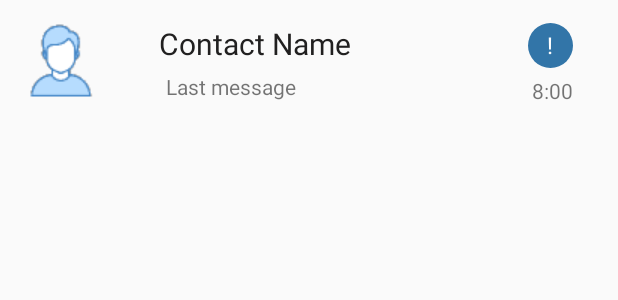
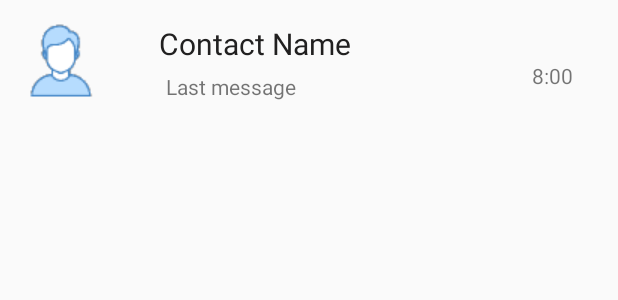
Before and after one commit to ShreyasDobhal/Hola, an Android app: the layout contactname_listitem.xml on its own in the app's theme, with its tools: preview values and no code run, on a phone screen of 412 x 824 dp. Shown: the top 300 px of the screen. Run offline under Robolectric (Android 15) with nearby library versions, the phone set to English and light mode, and no system bars.

Commit message:
Appearance fixes

```diff
--- a/app/src/main/java/com/example/shreyas/hola/MessagingPageActivity.java
+++ b/app/src/main/java/com/example/shreyas/hola/MessagingPageActivity.java
@@ -295,7 +295,7 @@ public class MessagingPageActivity extends AppCompatActivity  {
 //                    message.setId(dataSnapshot.getKey());
 //                    chatMessages.add(message);
                     itemsAdapter.notifyDataSetChanged();
-                    Toast.makeText(getApplicationContext(),"Liked : "+chatMessageMap.get(dataSnapshot.getKey()).getIsLiked(),Toast.LENGTH_SHORT).show();
+//                    Toast.makeText(getApplicationContext(),"Liked : "+chatMessageMap.get(dataSnapshot.getKey()).getIsLiked(),Toast.LENGTH_SHORT).show();
                 }
 
                 @Override
--- a/app/src/main/res/layout/contactname_listitem.xml
+++ b/app/src/main/res/layout/contactname_listitem.xml
@@ -48,11 +48,12 @@
             android:layout_height="wrap_content"
             android:orientation="vertical">
 
+            <!--
             <TextView
                 android:layout_width="wrap_content"
                 android:layout_height="wrap_content"
+                android:id="@+id/unread_message_count"
                 android:text="!"
-                android:id="@+id/unread_message_count"
                 android:background="@drawable/rounded_textview"
                 android:textColor="@android:color/white"
                 android:textSize="15sp"
@@ -60,6 +61,7 @@
                 android:layout_gravity="right"
                 android:layout_marginTop="15dp"
                 android:layout_marginRight="30dp"/>
+                -->
 
 
             <TextView
@@ -68,6 +70,7 @@
                 android:text="8:00"
                 android:id="@+id/message_time"
                 android:layout_gravity="right"
+                android:layout_marginTop="35dp"
                 android:paddingTop="5dp"
                 android:paddingRight="30dp"/>
 
--- a/app/src/main/res/layout/message_listitem.xml
+++ b/app/src/main/res/layout/message_listitem.xml
@@ -92,7 +92,9 @@
             android:layout_height="wrap_content"
             android:id="@+id/message_like"
             android:text="♥"
+            android:layout_marginLeft="2dp"
             android:textColor="@color/colorLikeSymbol"/>
+
 
     </LinearLayout>
 
--- a/app/src/main/res/values/colors.xml
+++ b/app/src/main/res/values/colors.xml
@@ -12,4 +12,5 @@
     <color name="colorMessageDarkerBackground">#ddd</color>
     <color name="colorLikeSymbol">#bf283f</color>
     <color name="colorUnreadMsgBackgrund">#3275a8</color>
+    <color name="colorSeenTickMark">#2453d4</color>
 </resources>
```
